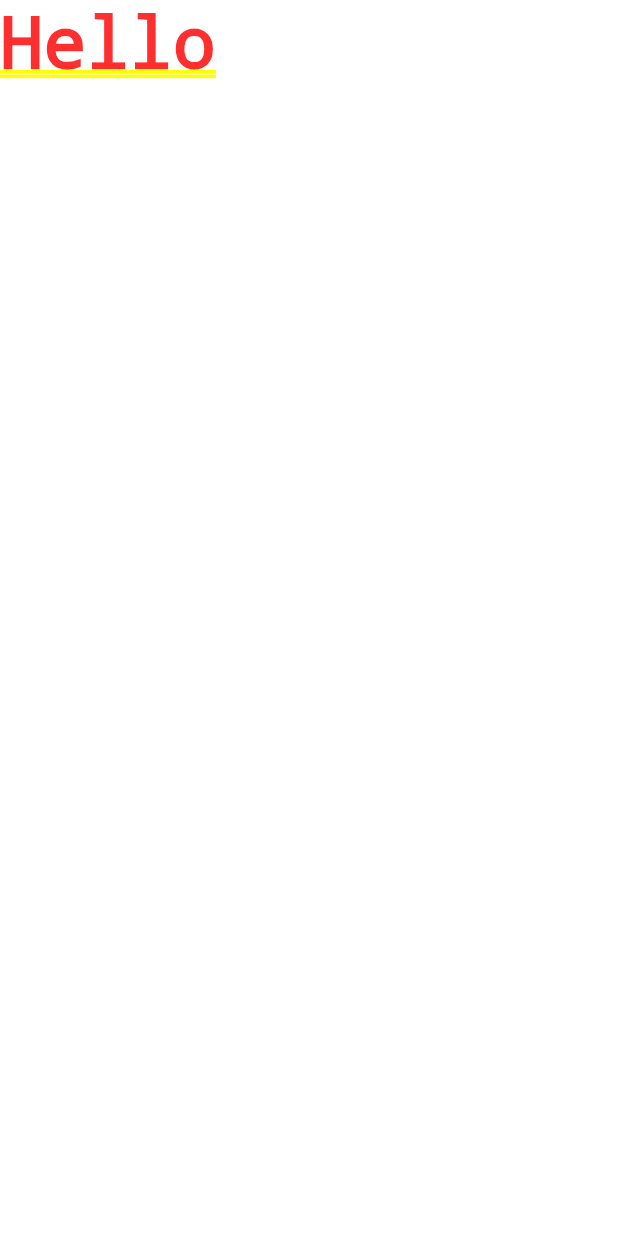
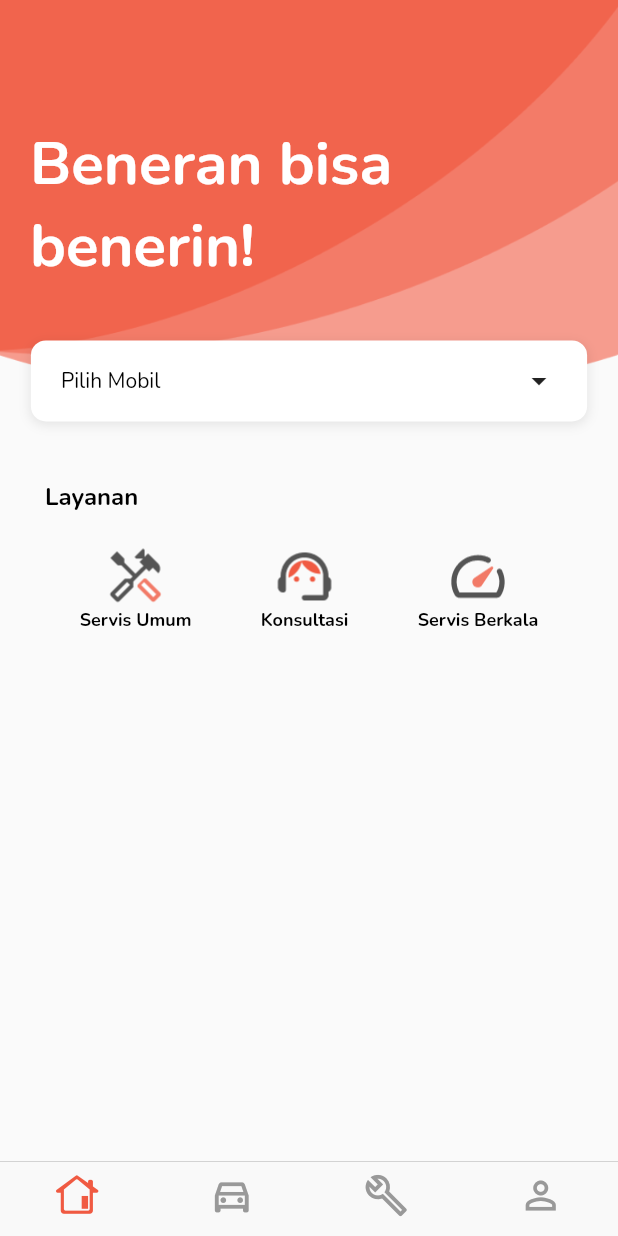
Before and after one commit to MrNewbie3/flutter-app-benerin, a Flutter app: the screen it shows after launch, after a tap on "Lewati", after a tap on "Masuk", on a phone screen of 412 x 824 dp. Run offline on Flutter 3.47's test engine with Material 2 defaults, Android fonts, the light colour scheme and no system bars; our stand-ins replace animated_splash_screen, google_fonts, introduction_screen.

Commit message:
main page

```diff
--- /dev/null
+++ b/lib/components/Home/home_comp.dart
@@ -0,0 +1,124 @@
+// ignore_for_file: prefer_const_constructors, camel_case_types, avoid_unnecessary_containers, prefer_const_literals_to_create_immutables
+
+import 'package:flutter/material.dart';
+import 'package:google_fonts/google_fonts.dart';
+
+class Home_Component extends StatelessWidget {
+  const Home_Component({Key? key}) : super(key: key);
+
+  @override
+  Widget build(BuildContext context) {
+    return Container(
+        child: Column(children: [
+      Stack(children: <Widget>[
+        Positioned(child: Image.asset('lib/assets/Images/Home_Svg.png')),
+        Padding(
+            padding: EdgeInsets.fromLTRB(
+                20.0, MediaQuery.of(context).size.height * 0.1, 0, 0),
+            child: Text(
+              "Beneran bisa benerin!",
+              style: GoogleFonts.nunito(
+                  textStyle: TextStyle(
+                      fontSize: 40,
+                      fontWeight: FontWeight.w700,
+                      decoration: TextDecoration.none,
+                      color: Colors.white)),
+            ))
+      ]),
+      Container(
+          width: MediaQuery.of(context).size.width * 0.9,
+          transform: Matrix4.translationValues(0, -40, 0),
+          padding: EdgeInsets.fromLTRB(20, 15, 20, 15),
+          decoration: BoxDecoration(
+              color: Colors.white,
+              borderRadius: BorderRadius.circular(10),
+              boxShadow: [
+                BoxShadow(
+                    color: Color.fromRGBO(0, 0, 0, .09),
+                    blurRadius: 6,
+                    spreadRadius: 0,
+                    offset: const Offset(0, 2))
+              ]),
+          child: Row(
+              mainAxisAlignment: MainAxisAlignment.spaceBetween,
+              children: <Widget>[
+                Text("Pilih Mobil ",
+                    style: GoogleFonts.nunito(
+                        textStyle: TextStyle(
+                            fontSize: 14,
+                            color: Colors.black,
+                            decoration: TextDecoration.none,
+                            fontWeight: FontWeight.w400))),
+                Icon(Icons.arrow_drop_down)
+              ])),
+      Padding(
+        padding: const EdgeInsets.only(left: 30, right: 30),
+        child: Column(
+          crossAxisAlignment: CrossAxisAlignment.start,
+          children: <Widget>[
+            Text("Layanan",
+                style: GoogleFonts.nunito(
+                    textStyle: TextStyle(
+                        fontSize: 16,
+                        color: Colors.black,
+                        decoration: TextDecoration.none,
+                        fontWeight: FontWeight.w700))),
+            SizedBox(
+              height: 20,
+            ),
+            Row(
+              mainAxisAlignment: MainAxisAlignment.spaceAround,
+              children: <Widget>[
+                Column(
+                  children: <Widget>[
+                    Image.asset(
+                      "lib/assets/Illustrations/Group_39.png",
+                      scale: 1.5,
+                    ),
+                    Text("Servis Umum",
+                        style: GoogleFonts.nunito(
+                            textStyle: TextStyle(
+                                fontSize: 12,
+                                fontWeight: FontWeight.w700,
+                                decoration: TextDecoration.none,
+                                color: Colors.black)))
+                  ],
+                ),
+                Column(
+                  children: <Widget>[
+                    Image.asset(
+                      "lib/assets/Illustrations/support_agent.png",
+                      scale: 1.5,
+                    ),
+                    Text("Konsultasi",
+                        style: GoogleFonts.nunito(
+                            textStyle: TextStyle(
+                                fontSize: 12,
+                                fontWeight: FontWeight.w700,
+                                decoration: TextDecoration.none,
+                                color: Colors.black)))
+                  ],
+                ),
+                Column(
+                  children: <Widget>[
+                    Image.asset(
+                      "lib/assets/Illustrations/speed.png",
+                      scale: 1.5,
+                    ),
+                    Text("Servis Berkala",
+                        style: GoogleFonts.nunito(
+                            textStyle: TextStyle(
+                                fontSize: 12,
+                                fontWeight: FontWeight.w700,
+                                decoration: TextDecoration.none,
+                                color: Colors.black)))
+                  ],
+                )
+              ],
+            )
+          ],
+        ),
+      )
+    ]));
+  }
+}
--- a/lib/components/Pages/home.dart
+++ b/lib/components/Pages/home.dart
@@ -1,13 +1,44 @@
+// ignore_for_file: unnecessary_import
+
+import 'package:flutter/cupertino.dart';
 import 'package:flutter/material.dart';
+import 'package:flutter_benerin_app/components/Car/car_comp.dart';
+import 'package:flutter_benerin_app/components/Home/home_comp.dart';
+import 'package:flutter_benerin_app/components/Pages/build.dart';
+import 'package:flutter_benerin_app/components/Pages/car.dart';
+import 'package:flutter_benerin_app/components/Pages/profile.dart';
 
 class MainHome extends StatelessWidget {
   const MainHome({Key? key}) : super(key: key);
 
   @override
   Widget build(BuildContext context) {
-    return SafeArea(
-        child: Container(
-      child: Text("Hello "),
-    ));
+    return CupertinoTabScaffold(
+        tabBar: CupertinoTabBar(
+          items: [
+            BottomNavigationBarItem(icon: Icon(CupertinoIcons.house_alt)),
+            BottomNavigationBarItem(icon: Icon(Icons.directions_car_outlined)),
+            BottomNavigationBarItem(icon: Icon(Icons.build_outlined)),
+            BottomNavigationBarItem(icon: Icon(Icons.person_outline))
+          ],
+          activeColor: Color.fromRGBO(240, 90, 66, 1),
+        ),
+        tabBuilder: (context, i) {
+          switch (i.toString()) {
+            case "0":
+              return Home_Component();
+
+            case "1":
+              return CarPage();
+            case "2":
+              return BuildPage();
+            case "3":
+              return ProfilePage();
+            default:
+              return Container(
+                child: Text("Hello"),
+              );
+          }
+        });
   }
 }
```
Also changed, not shown: lib/components/Car/car_comp.dart (added, +62 -0 lines), lib/components/Pages/build.dart (added, +13 -0 lines), lib/components/Pages/car.dart (added, +13 -0 lines), lib/components/Pages/profile.dart (added, +12 -0 lines), lib/components/Profile/profile_comp.dart (added, +14 -0 lines), lib/assets/Illustrations/Group_39.png (added), lib/assets/Illustrations/speed.png (added), lib/assets/Illustrations/support_agent.png (added), lib/assets/Images/Home_Svg.png (added), 1 other file.
